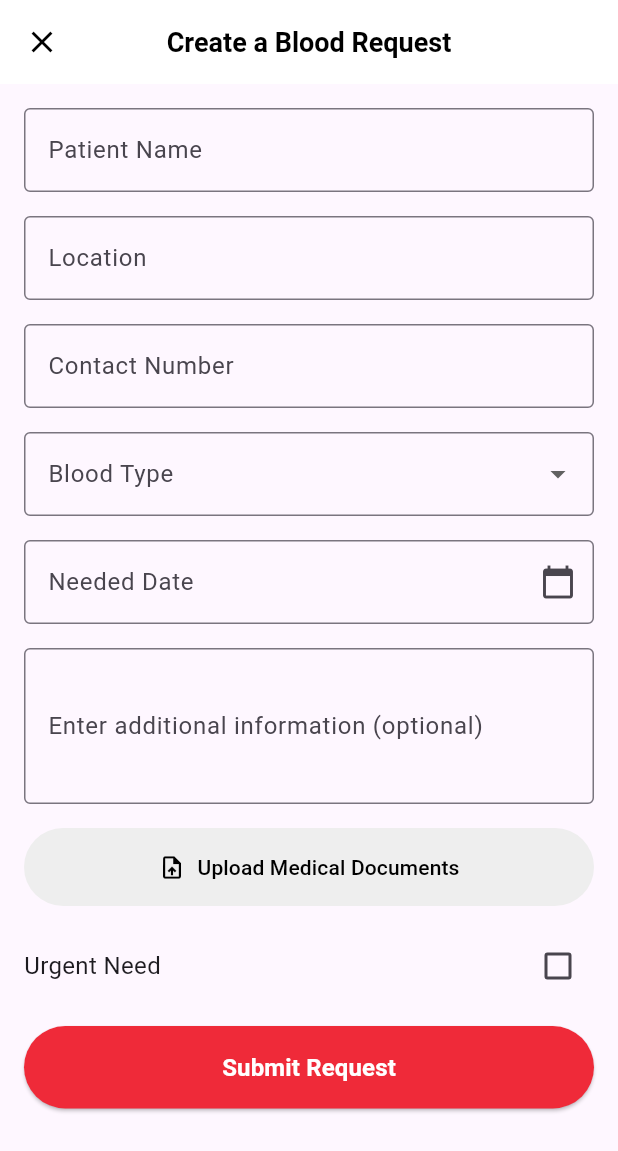
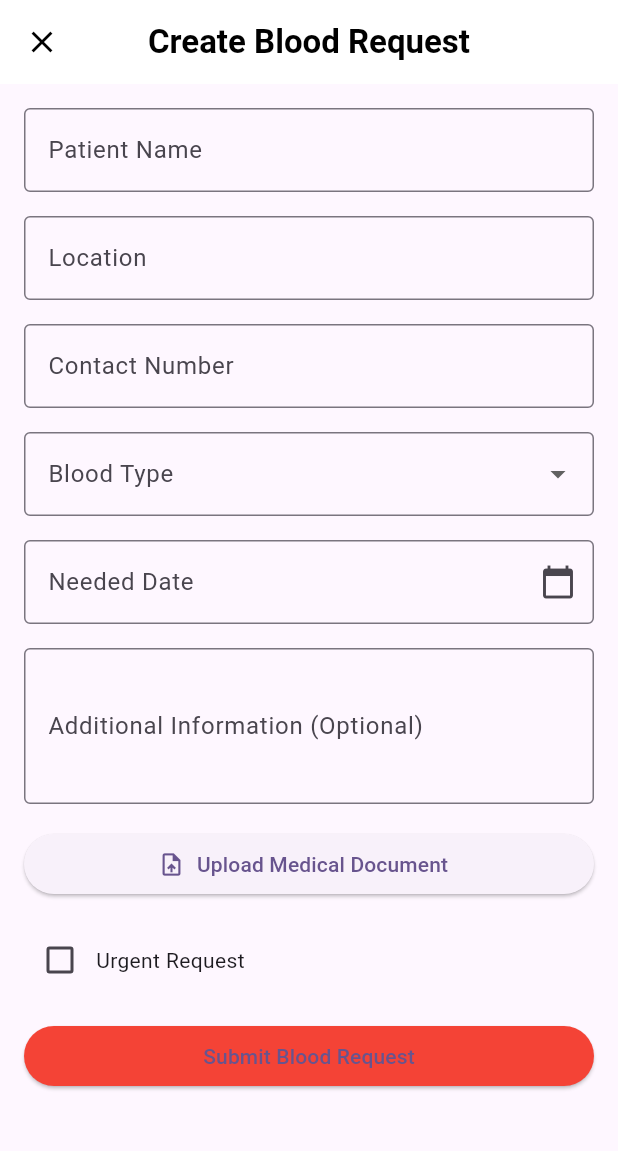
Before and after one commit to Pakhrin007/BloodLife, a Flutter app: the CreateBloodRequestScreen screen opened directly, on a phone screen of 412 x 824 dp. Shown: the top 1151 px of the screen. Run offline on Flutter 3.47's test engine with Material 3 defaults, Android fonts, the phone set to English and light mode, and no system bars; our stand-ins replace animated_splash_screen, cached_network_image, cloud_firestore, curved_navigation_bar, file_picker, firebase_auth and 7 more; missing offline and left inert: cloudinary_public; accounts and stored records are empty.

Commit message:
File upload

```diff
--- a/lib/Dummypages/bloodrequestpage.dart
+++ b/lib/Dummypages/bloodrequestpage.dart
@@ -52,6 +52,7 @@ class _BloodRequestsPageState extends State<BloodRequestsPage> {
             ),
           )
               : ListView.builder(
+
             padding: const EdgeInsets.all(16.0),
             itemCount: bloodRequests.length,
             itemBuilder: (context, index) {
--- a/lib/main.dart
+++ b/lib/main.dart
@@ -28,7 +28,7 @@ class MyApp extends StatelessWidget {
         colorScheme: ColorScheme.fromSeed(seedColor: Colors.deepPurple),
         useMaterial3: true,
       ),
-      home: CreateEventScreen(),
+      home: BloodRequestsPage(),
     );
   }
 }
--- a/lib/pages/createBloodRequest.dart
+++ b/lib/pages/createBloodRequest.dart
@@ -1,7 +1,9 @@
+import 'dart:io';
+
+import 'package:flutter/material.dart';
 import 'package:cloud_firestore/cloud_firestore.dart';
-import 'package:flutter/material.dart';
+import 'package:cloudinary_public/cloudinary_public.dart';
 import 'package:file_picker/file_picker.dart';
-
 
 class CreateBloodRequestScreen extends StatefulWidget {
   @override
@@ -10,74 +12,89 @@ class CreateBloodRequestScreen extends StatefulWidget {
 }
 
 class _CreateBloodRequestScreenState extends State<CreateBloodRequestScreen> {
-  final _formKey = GlobalKey<FormState>(); // Global key for form validation
+  // Form Key
+  final _formKey = GlobalKey<FormState>();
+
+  // Text Controllers
+  final TextEditingController patientNameController = TextEditingController();
+  final TextEditingController locationController = TextEditingController();
+  final TextEditingController contactController = TextEditingController();
+  final TextEditingController neededDateController = TextEditingController();
+  final TextEditingController additionalInfoController = TextEditingController();
+
+  // State Variables
+  String? selectedBloodType;
   bool isUrgent = false;
-  String? fileName;
+  File? selectedMedicalFile;
+  String? cloudinaryFileUrl;
+  String _date = '';
 
-  // Controllers to access form field data
-  TextEditingController patientNameController = TextEditingController();
-  TextEditingController locationController = TextEditingController();
-  TextEditingController contactController = TextEditingController();
-  TextEditingController neededDateController = TextEditingController();
+  // Cloudinary Configuration
+  final cloudinary = CloudinaryPublic(
+    'dykgt0uth', // Replace with your Cloudinary cloud name
+    'bloodlife', // Replace with your upload preset
+    cache: false,
+  );
 
-  String? selectedBloodType;
-  String _date = ''; // Variable to hold the selected date
+  // Firestore Instance
   final FirebaseFirestore _firestore = FirebaseFirestore.instance;
 
-
-  // Function to open file picker and get file
-  void pickFile() async {
-    FilePickerResult? result = await FilePicker.platform.pickFiles();
+  // File Picker Method
+  Future<void> pickMedicalDocument() async {
+    try {
+      FilePickerResult? result = await FilePicker.platform.pickFiles(
+        type: FileType.custom,
+        allowedExtensions: ['pdf', 'jpg', 'png', 'jpeg'],
+      );
 
       if (result != null) {
+        File file = File(result.files.single.path!);
+
         setState(() {
-        fileName = result.files.single.name; // Set the file name
+          selectedMedicalFile = file;
         });
+
+        // Offload upload task to Isolate
+        String? uploadedUrl = await uploadToCloudinary(file);
+        if (uploadedUrl != null) {
+          setState(() {
+            cloudinaryFileUrl = uploadedUrl;
+          });
+          ScaffoldMessenger.of(context).showSnackBar(
+            SnackBar(content: Text('Document uploaded successfully')),
+          );
+        }
+      }
+    } catch (e) {
+      ScaffoldMessenger.of(context).showSnackBar(
+        SnackBar(content: Text('File upload failed: $e')),
+      );
     }
   }
 
-  // Function to handle form submission
-  Future<void> _submitForm() async {
-    if (_formKey.currentState!.validate()) {
+  Future<String?> uploadToCloudinary(File file) async {
     try {
-        // Await Firestore operation
-        await _firestore.collection('bloodRequests').add({
-          'patientName': patientNameController.text,
-          'location': locationController.text,
-          'contact': contactController.text,
-          'bloodType': selectedBloodType,
-          'neededDate': neededDateController.text,
-          'urgent': isUrgent,
-          'createdAt': FieldValue.serverTimestamp(),
-        });
-
-        // Show success message
+      CloudinaryResponse response = await cloudinary.uploadFile(
+        CloudinaryFile.fromFile(
+          file.path,
+          folder: 'blood_request_docs',
+          resourceType: CloudinaryResourceType.Image,
+        ),
+      );
+      return response.secureUrl;
+    } on CloudinaryException catch (e) {
+      debugPrint('Cloudinary error: ${e.message}');
       ScaffoldMessenger.of(context).showSnackBar(
-          SnackBar(content: Text('Blood Request Submitted Successfully')),
+        SnackBar(content: Text('Cloudinary upload failed: ${e.message}')),
       );
-
-        // Clear the form after successful submission
-        patientNameController.clear();
-        locationController.clear();
-        contactController.clear();
-        neededDateController.clear();
-        setState(() {
-          selectedBloodType = null;
-          isUrgent = false;
-          fileName = null;
-        });
-
+      return null;
     } catch (e) {
-        // Handle errors in a user-friendly way
-        ScaffoldMessenger.of(context).showSnackBar(
-          SnackBar(content: Text('Failed to submit request: $e')),
-        );
-      }
+      debugPrint('Unexpected error: $e');
+      return null;
     }
   }
 
-
-  // Function to pick a date
+  // Date Picker Method
   Future<void> _selectDate(BuildContext context) async {
     DateTime? pickedDate = await showDatePicker(
       context: context,
@@ -88,10 +105,54 @@ class _CreateBloodRequestScreenState extends State<CreateBloodRequestScreen> {
 
     if (pickedDate != null) {
       setState(() {
-        _date = "${pickedDate.toLocal()}".split(' ')[0]; // Format the date to yyyy-mm-dd
-        neededDateController.text = _date; // Set the date to TextField
+        _date = "${pickedDate.toLocal()}".split(' ')[0];
+        neededDateController.text = _date;
       });
     }
+  }
+
+  // Form Submission Method
+  Future<void> submitBloodRequest() async {
+    if (_formKey.currentState!.validate()) {
+      try {
+        await _firestore.collection('bloodRequests').add({
+          'patientName': patientNameController.text,
+          'location': locationController.text,
+          'contactNumber': contactController.text,
+          'bloodType': selectedBloodType,
+          'neededDate': neededDateController.text,
+          'additionalInfo': additionalInfoController.text,
+          'medicalDocumentUrl': cloudinaryFileUrl,
+          'isUrgent': isUrgent,
+          'createdAt': FieldValue.serverTimestamp(),
+        });
+
+        ScaffoldMessenger.of(context).showSnackBar(
+          SnackBar(content: Text('Blood Request Submitted Successfully')),
+        );
+        _resetForm();
+      } catch (e) {
+        ScaffoldMessenger.of(context).showSnackBar(
+          SnackBar(content: Text('Submission failed: $e')),
+        );
+      }
+    }
+  }
+
+  // Reset Form Method
+  void _resetForm() {
+    patientNameController.clear();
+    locationController.clear();
+    contactController.clear();
+    neededDateController.clear();
+    additionalInfoController.clear();
+
+    setState(() {
+      selectedBloodType = null;
+      isUrgent = false;
+      selectedMedicalFile = null;
+      cloudinaryFileUrl = null;
+    });
   }
 
   @override
@@ -102,27 +163,23 @@ class _CreateBloodRequestScreenState extends State<CreateBloodRequestScreen> {
         elevation: 0,
         leading: IconButton(
           icon: Icon(Icons.close, color: Colors.black),
-          onPressed: () {
-            Navigator.pop(context);
-          },
+          onPressed: () => Navigator.pop(context),
         ),
         title: Text(
-          'Create a Blood Request',
+          'Create Blood Request',
           style: TextStyle(
             color: Colors.black,
-            fontSize: 18,
             fontWeight: FontWeight.bold,
           ),
         ),
         centerTitle: true,
       ),
-      body: Padding(
-        padding: const EdgeInsets.all(16.0),
-        child: SingleChildScrollView(
+      body: SingleChildScrollView(
+        padding: EdgeInsets.all(16),
         child: Form(
           key: _formKey,
           child: Column(
-              crossAxisAlignment: CrossAxisAlignment.start,
+            crossAxisAlignment: CrossAxisAlignment.stretch,
             children: [
               // Patient Name
               TextFormField(
@@ -131,12 +188,8 @@ class _CreateBloodRequestScreenState extends State<CreateBloodRequestScreen> {
                   labelText: 'Patient Name',
                   border: OutlineInputBorder(),
                 ),
-                  validator: (value) {
-                    if (value == null || value.isEmpty) {
-                      return 'Patient Name is required';
-                    }
-                    return null;
-                  },
+                validator: (value) =>
+                value!.isEmpty ? 'Please enter patient name' : null,
               ),
               SizedBox(height: 16),
 
@@ -147,12 +200,8 @@ class _CreateBloodRequestScreenState extends State<CreateBloodRequestScreen> {
                   labelText: 'Location',
                   border: OutlineInputBorder(),
                 ),
-                  validator: (value) {
-                    if (value == null || value.isEmpty) {
-                      return 'Location is required';
-                    }
-                    return null;
-                  },
+                validator: (value) =>
+                value!.isEmpty ? 'Please enter location' : null,
               ),
               SizedBox(height: 16),
 
@@ -164,12 +213,8 @@ class _CreateBloodRequestScreenState extends State<CreateBloodRequestScreen> {
                   labelText: 'Contact Number',
                   border: OutlineInputBorder(),
                 ),
-                  validator: (value) {
-                    if (value == null || value.isEmpty) {
-                      return 'Contact Number is required';
-                    }
-                    return null;
-                  },
+                validator: (value) =>
+                value!.isEmpty ? 'Please enter contact number' : null,
               ),
               SizedBox(height: 16),
 
@@ -181,34 +226,22 @@ class _CreateBloodRequestScreenState extends State<CreateBloodRequestScreen> {
                 ),
                 value: selectedBloodType,
                 items: [
-                    DropdownMenuItem(value: 'A+', child: Text('A+')),
-                    DropdownMenuItem(value: 'A-', child: Text('A-')),
-                    DropdownMenuItem(value: 'B+', child: Text('B+')),
-                    DropdownMenuItem(value: 'B-', child: Text('B-')),
-                    DropdownMenuItem(value: 'O+', child: Text('O+')),
-                    DropdownMenuItem(value: 'O-', child: Text('O-')),
-                    DropdownMenuItem(value: 'AB+', child: Text('AB+')),
-                    DropdownMenuItem(value: 'AB-', child: Text('AB-')),
-                  ],
-                  onChanged: (value) {
-                    setState(() {
+                  'A+', 'A-', 'B+', 'B-',
+                  'O+', 'O-', 'AB+', 'AB-'
+                ]
+                    .map((type) =>
+                    DropdownMenuItem(value: type, child: Text(type)))
+                    .toList(),
+                onChanged: (value) => setState(() {
                   selectedBloodType = value;
-                    });
-                  },
-                  validator: (value) {
-                    if (value == null || value.isEmpty) {
-                      return 'Blood Type is required';
-                    }
-                    return null;
-                  },
+                }),
+                validator: (value) =>
+                value == null ? 'Please select blood type' : null,
               ),
               SizedBox(height: 16),
 
-                // Needed Date (GestureDetector)
-                GestureDetector(
-                  onTap: () => _selectDate(context),
-                  child: AbsorbPointer(
-                    child: TextFormField(
+              // Needed Date
+              TextFormField(
                 controller: neededDateController,
                 decoration: InputDecoration(
                   labelText: 'Needed Date',
@@ -218,104 +251,59 @@ class _CreateBloodRequestScreenState extends State<CreateBloodRequestScreen> {
                     onPressed: () => _selectDate(context),
                   ),
                 ),
-                      onSaved: (value) => _date = value!,
-                      validator: (value) {
-                        if (value == null || value.isEmpty) {
-                          return 'Please select a date';
-                        }
-                        return null;
-                      },
-                    ),
-                  ),
+                onTap: () => _selectDate(context),
+                validator: (value) =>
+                value!.isEmpty ? 'Please select needed date' : null,
               ),
               SizedBox(height: 16),
 
               // Additional Information
               TextFormField(
+                controller: additionalInfoController,
                 maxLines: 3,
                 decoration: InputDecoration(
-                    labelText: 'Enter additional information (optional)',
+                  labelText: 'Additional Information (Optional)',
                   border: OutlineInputBorder(),
                 ),
               ),
               SizedBox(height: 16),
 
-                // Upload Medical Documents (File Picker)
-                Row(
-                  children: [
-                    Expanded(
-                      child: TextButton(
-                        onPressed: pickFile,
-                        style: TextButton.styleFrom(
-                          padding: EdgeInsets.symmetric(vertical: 16),
-                          backgroundColor: Colors.grey[200],
-                        ),
-                        child: Row(
-                          mainAxisAlignment: MainAxisAlignment.center,
-                          children: [
-                            Icon(Icons.upload_file, color: Colors.black),
-                            SizedBox(width: 8),
-                            Text(
-                              fileName != null ? fileName! : 'Upload Medical Documents',
-                              style: TextStyle(color: Colors.black),
-                            ),
-                          ],
-                        ),
-                      ),
-                    ),
-                  ],
+              // Medical Document Upload
+              ElevatedButton.icon(
+                onPressed: pickMedicalDocument,
+                icon: Icon(Icons.upload_file),
+                label: Text(selectedMedicalFile != null
+                    ? 'File Selected: ${selectedMedicalFile!.path.split('/').last}'
+                    : 'Upload Medical Document'),
               ),
               SizedBox(height: 16),
 
-                // Urgent Need Checkbox
+              // Urgent Checkbox
               Row(
                 children: [
-                    Text(
-                      'Urgent Need',
-                      style: TextStyle(fontSize: 16),
-                    ),
-                    Spacer(),
                   Checkbox(
                     value: isUrgent,
-                      onChanged: (value) {
-                        setState(() {
+                    onChanged: (value) => setState(() {
                       isUrgent = value!;
-                        });
-                      },
+                    }),
                   ),
+                  Text('Urgent Request'),
                 ],
               ),
               SizedBox(height: 16),
 
               // Submit Button
-                SizedBox(
-                  width: double.infinity,
-                  child: ElevatedButton(
-                    onPressed: () async {
-                      await _submitForm();
-                    },
+              ElevatedButton(
+                onPressed: submitBloodRequest,
+                child: Text('Submit Blood Request'),
                 style: ElevatedButton.styleFrom(
-                      backgroundColor: Color(0xFFEF2A39), // Red color
-                      padding: const EdgeInsets.symmetric(vertical: 16),
-                      shape: RoundedRectangleBorder(
-                        borderRadius: BorderRadius.circular(30),
-                      ),
-                    ),
-                    child: Text(
-                      'Submit Request',
-                      style: TextStyle(
-                        fontSize: 16,
-                        fontWeight: FontWeight.bold,
-                        color: Colors.white,
-                      ),
-                    ),
+                  backgroundColor: Colors.red,
                 ),
               ),
             ],
           ),
         ),
       ),
-      ),
     );
   }
 }
--- a/pubspec.yaml
+++ b/pubspec.yaml
@@ -51,6 +51,7 @@ dependencies:
   get: ^4.6.6
   firebase_storage: ^12.3.6
   cloud_firestore: ^5.5.0
+  cloudinary_public: ^0.23.1
 
 
 dev_dependencies:
```
Also changed, not shown: pubspec.lock. Lines whose indentation alone changed are shown as unchanged.
